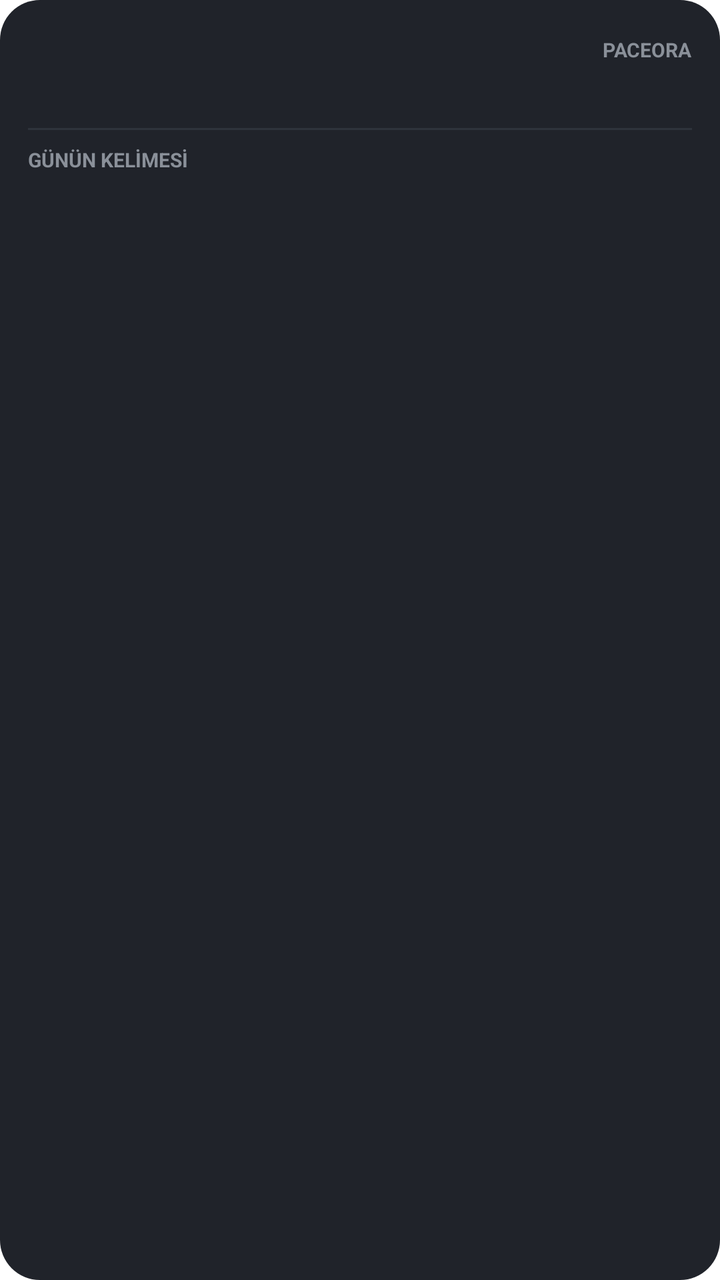
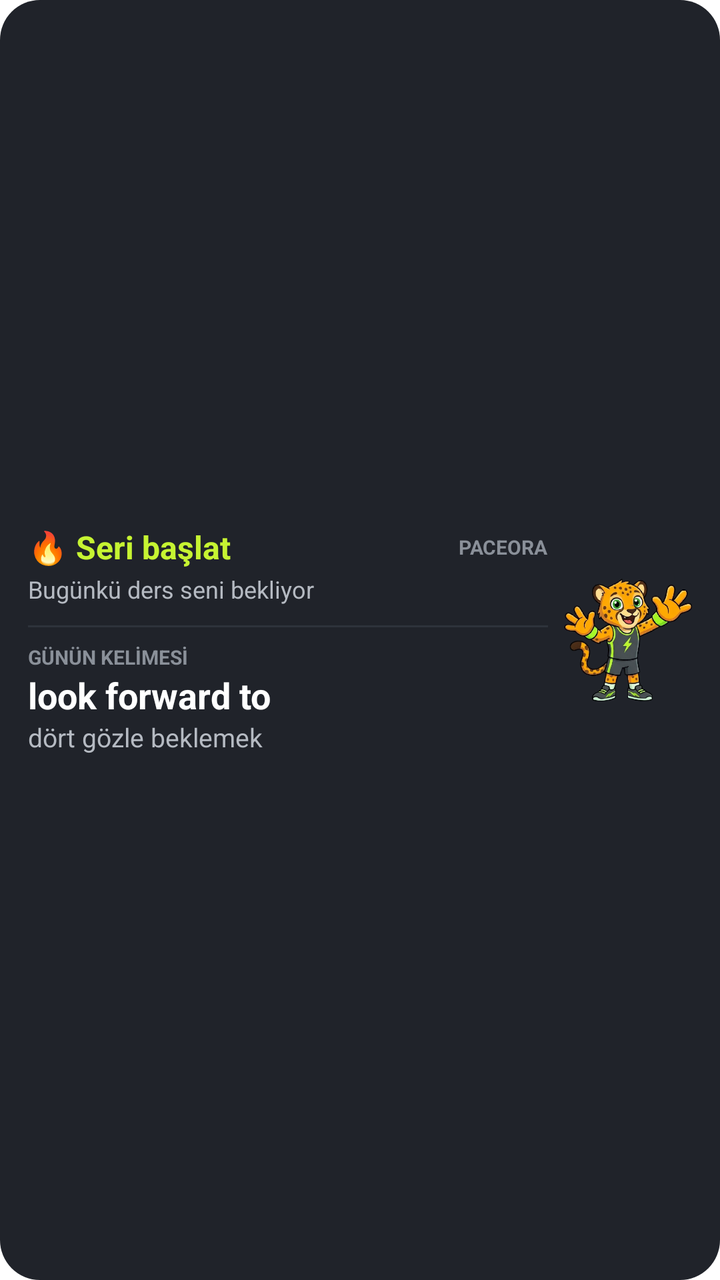

Compare the two renders of this Android layout. The source of the first and the diff that turns it into the second are given below.
<!-- AndroidManifest.xml: fallback theme Theme.MaterialComponents.DayNight.NoActionBar -->
<!-- res/layout/pace_widget.xml -->
<?xml version="1.0" encoding="utf-8"?>
<LinearLayout xmlns:android="http://schemas.android.com/apk/res/android"
    android:id="@+id/widget_root"
    android:layout_width="match_parent"
    android:layout_height="match_parent"
    android:background="@drawable/widget_background"
    android:orientation="vertical"
    android:padding="14dp">

    <LinearLayout
        android:layout_width="match_parent"
        android:layout_height="wrap_content"
        android:gravity="center_vertical"
        android:orientation="horizontal">

        <TextView
            android:id="@+id/widget_streak"
            android:layout_width="0dp"
            android:layout_height="wrap_content"
            android:layout_weight="1"
            android:textColor="#C6F432"
            android:textSize="16sp"
            android:textStyle="bold" />

        <TextView
            android:layout_width="wrap_content"
            android:layout_height="wrap_content"
            android:text="PACEORA"
            android:textColor="#8A9099"
            android:textSize="10sp"
            android:textStyle="bold" />
    </LinearLayout>

    <TextView
        android:id="@+id/widget_status"
        android:layout_width="wrap_content"
        android:layout_height="wrap_content"
        android:layout_marginTop="2dp"
        android:textColor="#B5BAC2"
        android:textSize="12sp" />

    <View
        android:layout_width="match_parent"
        android:layout_height="1dp"
        android:layout_marginTop="10dp"
        android:layout_marginBottom="8dp"
        android:background="#2E333B" />

    <TextView
        android:layout_width="wrap_content"
        android:layout_height="wrap_content"
        android:text="GÜNÜN KELİMESİ"
        android:textColor="#8A9099"
        android:textSize="10sp"
        android:textStyle="bold" />

    <TextView
        android:id="@+id/widget_word"
        android:layout_width="wrap_content"
        android:layout_height="wrap_content"
        android:ellipsize="end"
        android:maxLines="1"
        android:textColor="#FFFFFF"
        android:textSize="18sp"
        android:textStyle="bold" />

    <TextView
        android:id="@+id/widget_meaning"
        android:layout_width="wrap_content"
        android:layout_height="wrap_content"
        android:ellipsize="end"
        android:maxLines="2"
        android:textColor="#B5BAC2"
        android:textSize="13sp" />
</LinearLayout>
<!-- resources referenced by this layout -->
<resources>
  <!-- drawable widget_background (drawable) -->
  <?xml version="1.0" encoding="utf-8"?>
  <shape xmlns:android="http://schemas.android.com/apk/res/android"
      android:shape="rectangle">
      <solid android:color="#20232A" />
      <corners android:radius="20dp" />
  </shape>
</resources>

<!-- the commit's change to res/layout/pace_widget.xml (unified diff, before → after) -->
@@ -4,8 +4,16 @@
     android:layout_width="match_parent"
     android:layout_height="match_parent"
     android:background="@drawable/widget_background"
-    android:orientation="vertical"
+    android:gravity="center_vertical"
+    android:orientation="horizontal"
     android:padding="14dp">
+
+    <LinearLayout
+        android:layout_width="0dp"
+        android:layout_height="match_parent"
+        android:layout_weight="1"
+        android:gravity="center_vertical"
+        android:orientation="vertical">
 
     <LinearLayout
         android:layout_width="match_parent"
@@ -15,6 +23,7 @@
 
         <TextView
             android:id="@+id/widget_streak"
+            android:text="🔥 Seri başlat"
             android:layout_width="0dp"
             android:layout_height="wrap_content"
             android:layout_weight="1"
@@ -33,13 +42,15 @@
 
     <TextView
         android:id="@+id/widget_status"
+        android:text="Bugünkü ders seni bekliyor"
         android:layout_width="wrap_content"
         android:layout_height="wrap_content"
         android:layout_marginTop="2dp"
         android:textColor="#B5BAC2"
         android:textSize="12sp" />
 
-    <View
+    
+    <FrameLayout
         android:layout_width="match_parent"
         android:layout_height="1dp"
         android:layout_marginTop="10dp"
@@ -56,6 +67,7 @@
 
     <TextView
         android:id="@+id/widget_word"
+        android:text="look forward to"
         android:layout_width="wrap_content"
         android:layout_height="wrap_content"
         android:ellipsize="end"
@@ -66,6 +78,7 @@
 
     <TextView
         android:id="@+id/widget_meaning"
+        android:text="dört gözle beklemek"
         android:layout_width="wrap_content"
         android:layout_height="wrap_content"
         android:ellipsize="end"
@@ -73,3 +86,12 @@
         android:textColor="#B5BAC2"
         android:textSize="13sp" />
 </LinearLayout>
+
+    <ImageView
+        android:layout_width="64dp"
+        android:layout_height="match_parent"
+        android:layout_marginStart="8dp"
+        android:contentDescription="Pace"
+        android:scaleType="fitCenter"
+        android:src="@drawable/widget_pace" />
+</LinearLayout>
<!-- resource entries referenced after the edit -->
@@ -7,5 +7,6 @@
       <solid android:color="#20232A" />
       <corners android:radius="20dp" />
   </shape>
+  <!-- drawable widget_pace: png bitmap (drawable-nodpi, 163770 bytes) -->
 </resources>
 
